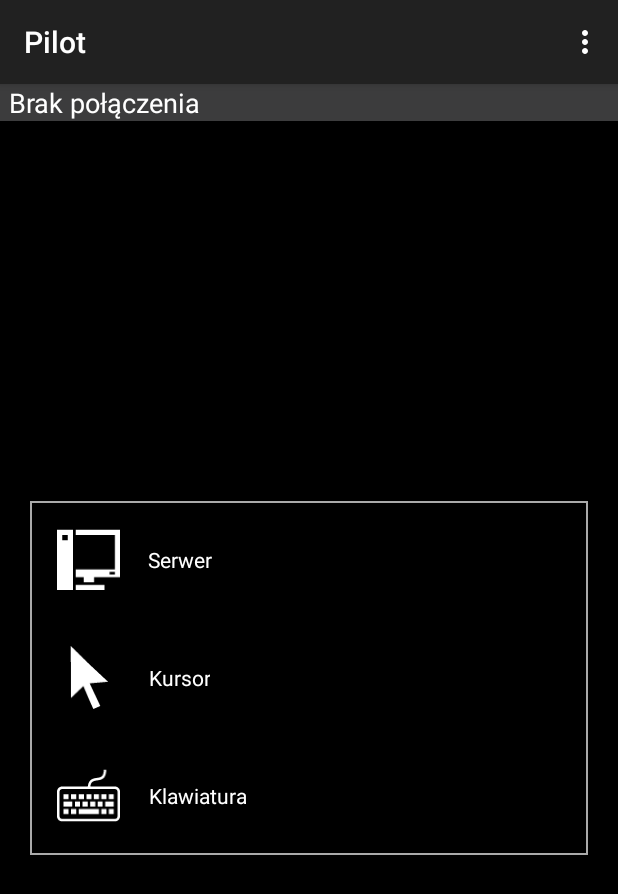
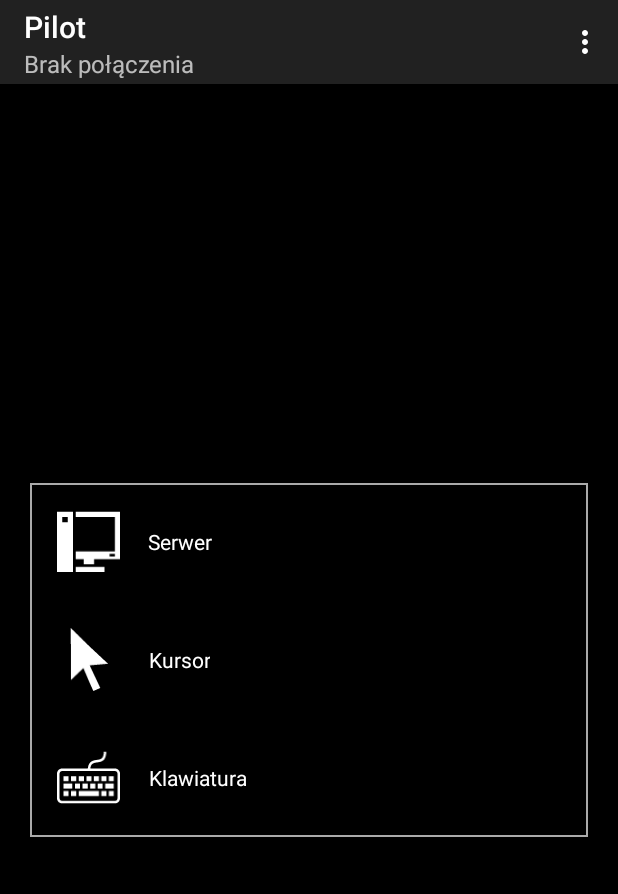
Before and after one commit to mmajew/Pilot-Client, an Android app: the MainActivity screen opened directly, with no data from a screen before it, on a phone screen of 412 x 824 dp. Shown: the top 894 px of the screen. Run offline under Robolectric (Android 15) with nearby library versions, the light colour scheme and no system bars.

Commit message:
Today's work
Proper Connection, Pings

```diff
--- /dev/null
+++ b/app/src/main/java/com/example/martin/pilot/source/main/ActivityBase.java
@@ -0,0 +1,48 @@
+package com.example.martin.pilot.source.main;
+
+import android.os.Bundle;
+import android.support.v4.app.NavUtils;
+import android.support.v7.app.ActionBarActivity;
+import android.view.Menu;
+import android.view.MenuItem;
+
+import com.example.martin.pilot.R;
+import com.example.martin.pilot.source.connection.ConnectionManager;
+
+/**
+ * Created by marmajew on 4/20/2015.
+ */
+public class ActivityBase extends ActionBarActivity {
+    @Override
+    protected void onCreate(Bundle savedInstanceState) {
+        super.onCreate(savedInstanceState);
+
+        updateSubtitle();
+    }
+
+    public void updateSubtitle() {
+        getSupportActionBar().setSubtitle(ConnectionManager.getInstance().getConnectionState());
+    }
+
+    @Override
+    public boolean onCreateOptionsMenu(Menu menu) {
+        // Inflate the menu; this adds items to the action bar if it is present.
+        getMenuInflater().inflate(R.menu.menu_settings, menu);
+        return true;
+    }
+
+    @Override
+    public boolean onOptionsItemSelected(MenuItem item) {
+        // Handle action bar item clicks here. The action bar will
+        // automatically handle clicks on the Home/Up button, so long
+        // as you specify a parent activity in AndroidManifest.xml.
+        int id = item.getItemId();
+
+        //noinspection SimplifiableIfStatement
+        if (id == R.id.action_settings) {
+            return true;
+        }
+
+        return super.onOptionsItemSelected(item);
+    }
+}
--- a/app/src/main/java/com/example/martin/pilot/source/main/MainActivity.java
+++ b/app/src/main/java/com/example/martin/pilot/source/main/MainActivity.java
@@ -16,7 +16,7 @@ import com.example.martin.pilot.source.settings.SettingsActivity;
 import com.example.martin.pilot.source.settings.SettingsManager;
 
 
-public class MainActivity extends ActionBarActivity {
+public class MainActivity extends ActivityBase {
 
     @Override
     protected void onCreate(Bundle savedInstanceState) {
@@ -32,33 +32,6 @@ public class MainActivity extends ActionBarActivity {
         if(!SettingsManager.getInstance().isConfigurationPresent()) {
             launchFirstConfiguration();
         }
-
-        String connectionInfo = ConnectionManager.getInstance().isConnected() ?
-                "Połączono z " + SettingsManager.getInstance().getServerIp() : "Brak połączenia";
-
-        ((TextView) findViewById(R.id.connectionView)).setText(connectionInfo);
-    }
-
-    @Override
-    public boolean onCreateOptionsMenu(Menu menu) {
-        // Inflate the menu; this adds items to the action bar if it is present.
-        getMenuInflater().inflate(R.menu.menu_main, menu);
-        return true;
-    }
-
-    @Override
-    public boolean onOptionsItemSelected(MenuItem item) {
-        // Handle action bar item clicks here. The action bar will
-        // automatically handle clicks on the Home/Up button, so long
-        // as you specify a parent activity in AndroidManifest.xml.
-        int id = item.getItemId();
-
-        //noinspection SimplifiableIfStatement
-        if (id == R.id.action_settings) {
-            return true;
-        }
-
-        return super.onOptionsItemSelected(item);
     }
 
     public void launchFirstConfiguration() {
@@ -69,6 +42,5 @@ public class MainActivity extends ActionBarActivity {
 
     private void initializeManagers() {
         SettingsManager.initialize(this);
-        ConnectionManager.initialize();
     }
 }
--- a/app/src/main/res/layout/activity_main.xml
+++ b/app/src/main/res/layout/activity_main.xml
@@ -4,35 +4,7 @@
     android:layout_width="fill_parent"
     android:layout_height="fill_parent"
     android:id="@+id/relativeLayout"
-    android:background="@android:color/black" >
-
-    <LinearLayout
-        android:orientation="horizontal"
-        android:layout_width="match_parent"
-        android:layout_height="wrap_content"
-        android:background="#3C3C3D"
-        android:layout_alignParentTop="true"
-        android:layout_alignParentLeft="true"
-        android:layout_alignParentStart="true"
-        android:id="@+id/linearLayout">
-
-        <TextView
-            android:layout_width="wrap_content"
-            android:layout_height="wrap_content"
-            android:gravity="center"
-            android:textAppearance="?android:attr/textAppearanceMedium"
-            android:id="@+id/connectionView"
-            android:paddingLeft="5dp"
-            android:textColor="#ffffffff" />
-
-    </LinearLayout>
-
-    <RelativeLayout
-        android:layout_width="fill_parent"
-        android:layout_height="fill_parent"
-        android:layout_below="@+id/linearLayout"
-        android:layout_alignParentStart="true"
-        android:layout_centerVertical="true"
+    android:background="@android:color/black"
     android:gravity="center">
 
     <GridView
@@ -48,7 +20,6 @@
         android:layout_alignParentLeft="false"
         android:layout_alignWithParentIfMissing="false"
         android:focusableInTouchMode="false" />
-    </RelativeLayout>
 
 
 </RelativeLayout>
```
Also changed, not shown: app/src/main/java/com/example/martin/pilot/source/connection/ConnectTask.java (+7 -7 lines), app/src/main/java/com/example/martin/pilot/source/connection/ConnectionManager.java (+35 -11 lines), app/src/main/java/com/example/martin/pilot/source/connection/MessageReceiver.java (+18 -0 lines), app/src/main/java/com/example/martin/pilot/source/connection/TcpClient.java (+6 -13 lines), app/src/main/java/com/example/martin/pilot/source/connection/UDPClient.java (added, +7 -0 lines), app/src/main/java/com/example/martin/pilot/source/handlers/PingHandler.java (added, +45 -0 lines), app/src/main/java/com/example/martin/pilot/source/handlers/TaskHandler.java (added, +14 -0 lines), app/src/main/java/com/example/martin/pilot/source/settings/SettingsActivity.java (+4 -26 lines), app/src/main/java/com/example/martin/pilot/source/settings/SettingsManager.java (+6 -6 lines). Lines whose indentation alone changed are shown as unchanged.
